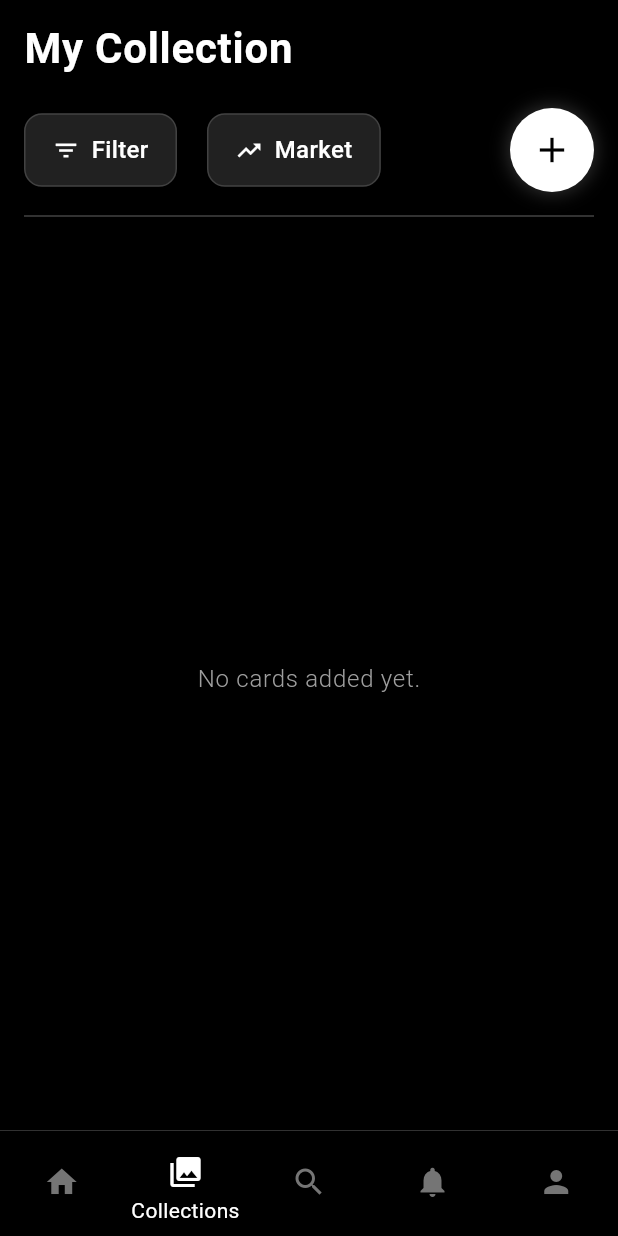
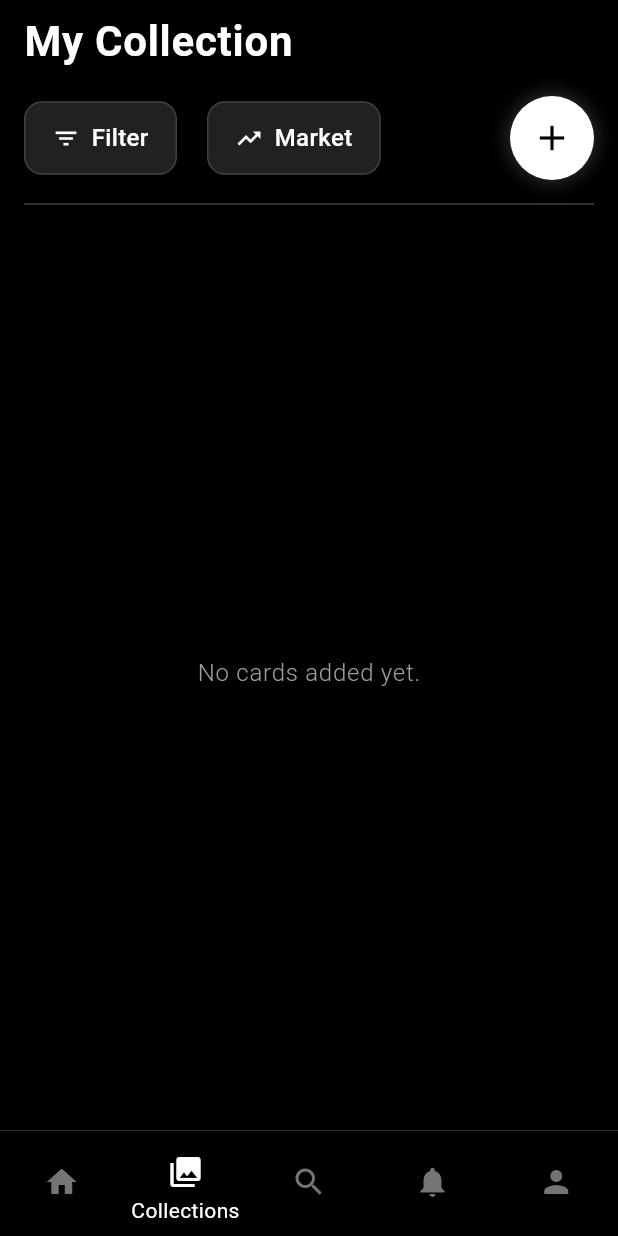
Before and after one commit to lee-ranaweer/holo, a Flutter app: the CollectionsPage screen opened by its route, on a phone screen of 412 x 824 dp. Run offline on Flutter 3.47's test engine with Material 3 defaults, Android fonts, the phone set to English and light mode, and no system bars; our stand-ins replace firebase_auth, firebase_core, flutter_riverpod, go_router; accounts and stored records are empty.

```diff
--- a/lib/main.dart
+++ b/lib/main.dart
@@ -2,6 +2,7 @@ import 'package:firebase_core/firebase_core.dart';
 import 'package:flutter/material.dart';
 import 'package:flutter_riverpod/flutter_riverpod.dart';
 import 'router/router.dart';
+import 'styles/styles.dart';
 
 void main() async {
   WidgetsFlutterBinding.ensureInitialized();
@@ -15,6 +16,10 @@ class MyApp extends ConsumerWidget {
   @override
   Widget build(BuildContext context, WidgetRef ref) {
     return MaterialApp.router(
+      theme: ThemeData.dark().copyWith(
+        scaffoldBackgroundColor: AppTheme.backgroundColor,
+        appBarTheme: AppTheme.appBarTheme,
+      ),
       routerConfig: ref.watch(routerProvider),
       title: 'Holo',
       debugShowCheckedModeBanner: false,
--- a/lib/navbar/navbar.dart
+++ b/lib/navbar/navbar.dart
@@ -4,18 +4,29 @@ import 'package:go_router/go_router.dart';
 class NavBar extends StatelessWidget {
   final Widget child;
 
-  const NavBar({required this.child});
+  const NavBar({super.key, required this.child});
 
   @override
   Widget build(BuildContext context) {
     return Scaffold(
+      backgroundColor: Colors.black,
       body: child,
-      bottomNavigationBar: BottomNavigationBar(
+      bottomNavigationBar: Container(
+        decoration: BoxDecoration(
+          border: Border(
+            top: BorderSide(color: Colors.grey.shade800, width: 0.5),
+          ),
+        ),
+        child: BottomNavigationBar(
           type: BottomNavigationBarType.fixed,
           currentIndex: _getSelectedIndex(context),
-        backgroundColor: Colors.blue,
-        selectedItemColor: Colors.white,
-        unselectedItemColor: Colors.white70,
+          backgroundColor: Colors.black, // Sleek black background
+          selectedItemColor: Colors.white, // Highlighted tab color
+          unselectedItemColor:
+              Colors.grey.shade600, // Subtle grey for unselected tabs
+          elevation: 0, // No shadow for clean design
+          showUnselectedLabels: false, // Hide labels for unselected tabs
+          showSelectedLabels: true, // Show labels only for selected tabs
 
           onTap: (index) {
             switch (index) {
@@ -37,15 +48,26 @@ class NavBar extends StatelessWidget {
             }
           },
 
-        // NOTE: Icons found here https://api.flutter.dev/flutter/material/Icons-class.html
           items: [
-          BottomNavigationBarItem(icon: Icon(Icons.home), label: 'Home'),
-          BottomNavigationBarItem(icon: Icon(Icons.collections), label: 'Collections'),
-          BottomNavigationBarItem(icon: Icon(Icons.search), label: 'Search'),
-          BottomNavigationBarItem(icon: Icon(Icons.notifications), label: 'Notifications'),
-          BottomNavigationBarItem(icon: Icon(Icons.person), label: 'Account'),
+            _buildNavItem(Icons.home, 'Home'),
+            _buildNavItem(Icons.collections, 'Collections'),
+            _buildNavItem(Icons.search, 'Search'),
+            _buildNavItem(Icons.notifications, 'Alerts'),
+            _buildNavItem(Icons.person, 'Profile'),
           ],
         ),
+      ),
+    );
+  }
+
+  // Custom function to build navigation items with spacing & modern styling
+  BottomNavigationBarItem _buildNavItem(IconData icon, String label) {
+    return BottomNavigationBarItem(
+      icon: Padding(
+        padding: const EdgeInsets.only(top: 8.0, bottom: 4.0), // Subtle spacing
+        child: Icon(icon, size: 24),
+      ),
+      label: label,
     );
   }
 
--- a/lib/pages/collections_page.dart
+++ b/lib/pages/collections_page.dart
@@ -2,33 +2,16 @@ import 'package:flutter/material.dart';
 import 'package:go_router/go_router.dart';
 
 class CollectionsPage extends StatelessWidget {
-  const CollectionsPage({Key? key}) : super(key: key);
+  const CollectionsPage({super.key});
 
   @override
   Widget build(BuildContext context) {
     return Scaffold(
-      backgroundColor: Colors.black, // Sleek dark mode background
+      appBar: AppBar(title: Text('My Collection')),
       body: SafeArea(
         child: Column(
           crossAxisAlignment: CrossAxisAlignment.start,
           children: [
-            // Header Title: "My Collection"
-            Padding(
-              padding: const EdgeInsets.symmetric(
-                horizontal: 16.0,
-                vertical: 12.0,
-              ),
-              child: Text(
-                'My Collection',
-                style: const TextStyle(
-                  color: Colors.white,
-                  fontSize: 28,
-                  fontWeight: FontWeight.w600,
-                  letterSpacing: 0.5,
-                ),
-              ),
-            ),
-
             // Navbar-like row with 3 buttons: Filter, Rec, and a circular + button.
             Padding(
               padding: const EdgeInsets.symmetric(
@@ -48,7 +31,7 @@ class CollectionsPage extends StatelessWidget {
                   // Plus button for adding cards
                   GestureDetector(
                     onTap: () {
-                      context.push('/search');
+                      context.go('/search');
                     },
                     child: Container(
                       padding: const EdgeInsets.all(14.0),
--- a/lib/pages/search_page.dart
+++ b/lib/pages/search_page.dart
@@ -3,7 +3,7 @@ import 'package:flutter/material.dart';
 import 'package:http/http.dart' as http;
 
 class SearchPage extends StatefulWidget {
-  const SearchPage({Key? key}) : super(key: key);
+  const SearchPage({super.key});
 
   @override
   _SearchPageState createState() => _SearchPageState();
@@ -76,7 +76,7 @@ class _SearchPageState extends State<SearchPage> {
   @override
   Widget build(BuildContext context) {
     return Scaffold(
-      backgroundColor: Colors.black,
+      // appBar: AppBar(title: Text('Search for cards')),
       body: SafeArea(
         child: Column(
           children: [
--- a/lib/router/router.dart
+++ b/lib/router/router.dart
@@ -1,6 +1,6 @@
 import 'package:go_router/go_router.dart';
 import 'package:flutter_riverpod/flutter_riverpod.dart';
-import '../widgets/navbar.dart';
+import '../navbar/navbar.dart';
 import '../pages/home_page.dart';
 import '../pages/login_page.dart';
 import '../pages/signup_page.dart';
--- /dev/null
+++ b/lib/styles/styles.dart
@@ -0,0 +1,14 @@
+import 'package:flutter/material.dart';
+
+class AppTheme {
+  static const Color backgroundColor = Colors.black;
+
+  static const AppBarTheme appBarTheme = AppBarTheme(
+    backgroundColor: Colors.transparent,
+    titleTextStyle: TextStyle(
+      fontSize: 28,
+      fontWeight: FontWeight.w600,
+      letterSpacing: 0.5,
+    ),
+  );
+}
--- a/lib/widgets/navbar.dart
+++ /dev/null
@@ -1,83 +0,0 @@
-import 'package:flutter/material.dart';
-import 'package:go_router/go_router.dart';
-
-class NavBar extends StatelessWidget {
-  final Widget child;
-
-  const NavBar({super.key, required this.child});
-
-  @override
-  Widget build(BuildContext context) {
-    return Scaffold(
-      backgroundColor: Colors.black,
-      body: child,
-      bottomNavigationBar: Container(
-        decoration: BoxDecoration(
-          border: Border(
-            top: BorderSide(color: Colors.grey.shade800, width: 0.5),
-          ),
-        ),
-        child: BottomNavigationBar(
-          type: BottomNavigationBarType.fixed,
-          currentIndex: _getSelectedIndex(context),
-          backgroundColor: Colors.black, // Sleek black background
-          selectedItemColor: Colors.white, // Highlighted tab color
-          unselectedItemColor:
-              Colors.grey.shade600, // Subtle grey for unselected tabs
-          elevation: 0, // No shadow for clean design
-          showUnselectedLabels: false, // Hide labels for unselected tabs
-          showSelectedLabels: true, // Show labels only for selected tabs
-
-          onTap: (index) {
-            switch (index) {
-              case 0:
-                context.go('/');
-                break;
-              case 1:
-                context.go('/collections');
-                break;
-              case 2:
-                context.go('/search');
-                break;
-              case 3:
-                context.go('/notifications');
-                break;
-              case 4:
-                context.go('/account');
-                break;
-            }
-          },
-
-          items: [
-            _buildNavItem(Icons.home, 'Home'),
-            _buildNavItem(Icons.collections, 'Collections'),
-            _buildNavItem(Icons.search, 'Search'),
-            _buildNavItem(Icons.notifications, 'Alerts'),
-            _buildNavItem(Icons.person, 'Profile'),
-          ],
-        ),
-      ),
-    );
-  }
-
-  // Custom function to build navigation items with spacing & modern styling
-  BottomNavigationBarItem _buildNavItem(IconData icon, String label) {
-    return BottomNavigationBarItem(
-      icon: Padding(
-        padding: const EdgeInsets.only(top: 8.0, bottom: 4.0), // Subtle spacing
-        child: Icon(icon, size: 24),
-      ),
-      label: label,
-    );
-  }
-
-  int _getSelectedIndex(BuildContext context) {
-    final location = GoRouterState.of(context).uri.toString();
-    if (location == '/') return 0;
-    if (location == '/collections') return 1;
-    if (location == '/search') return 2;
-    if (location == '/notifications') return 3;
-    if (location == '/account') return 4;
-    return 0;
-  }
-}
```
Also changed, not shown: lib/pages/account_page.dart (+3 -20 lines), lib/pages/home_page.dart (+1 -23 lines), lib/pages/notifications_page.dart (+1 -23 lines). Lines whose indentation alone changed are shown as unchanged.
